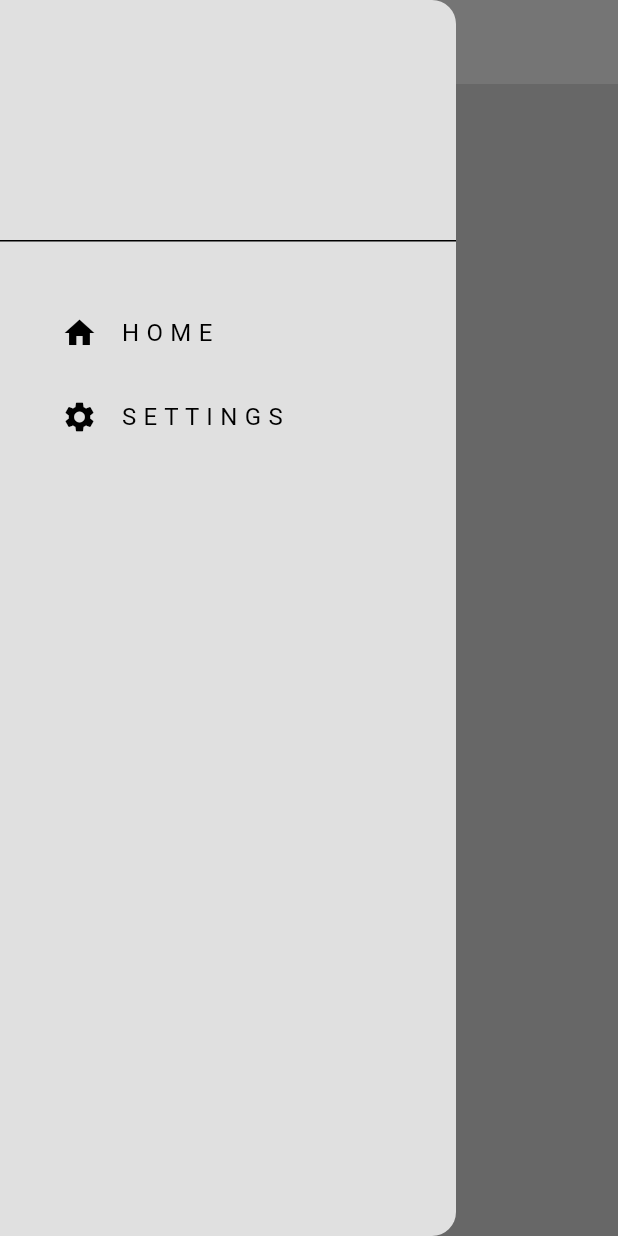
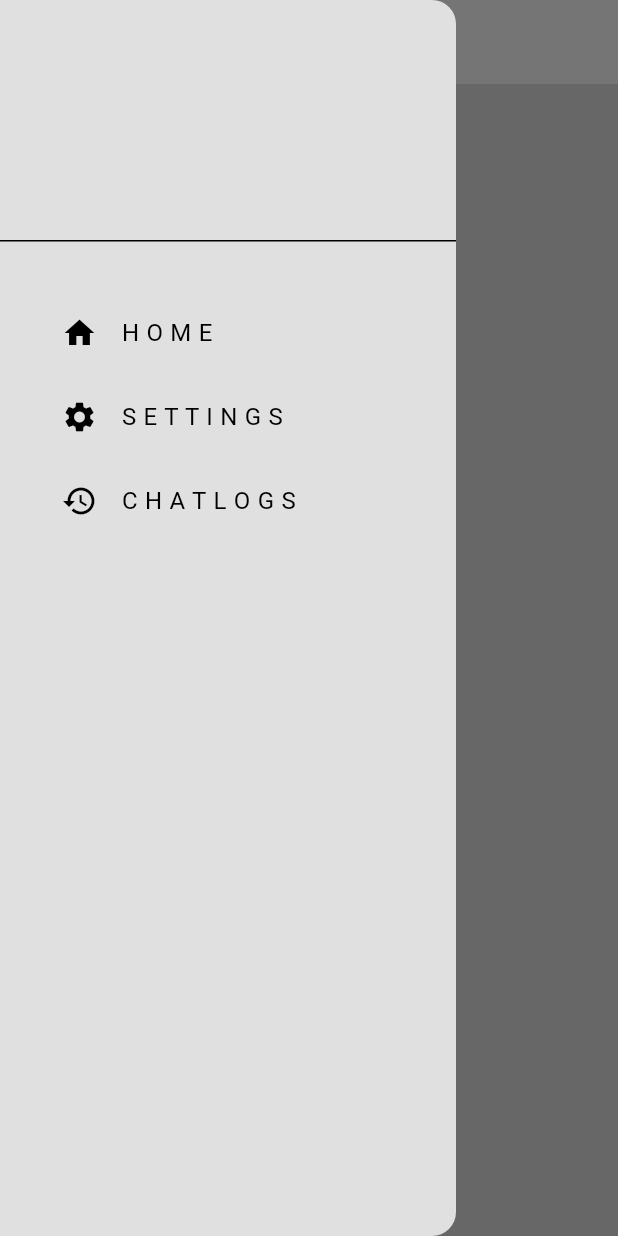
Before and after one commit to ceogyamfi/ALIN, a Flutter app: the screen it shows after launch, with the side drawer open, on a phone screen of 412 x 824 dp. Run offline on Flutter 3.47's test engine with Material 3 defaults, Android fonts, the phone set to English and light mode, and no system bars.

Commit message:
minor updates and changes, pushing for active tracking and management

```diff
--- a/alin_ai/lib/components/drawer.dart
+++ b/alin_ai/lib/components/drawer.dart
@@ -40,6 +40,22 @@ class MyDrawer extends StatelessWidget {
                     ));
               },
             ),
+          ),
+          Padding(
+            padding: const EdgeInsets.only(left: 25.0, top: 0),
+            child: ListTile(
+              title: const Text("C H A T L O G S"),
+              leading: const Icon(Icons.history),
+              onTap: () {
+                Navigator.pop(context);
+
+                // Navigator.push(
+                //     context,
+                //     MaterialPageRoute(
+                //       builder: (context) => const SettingsPage(),
+                //     ));
+              },
+            ),
           )
         ],
       ),
```
